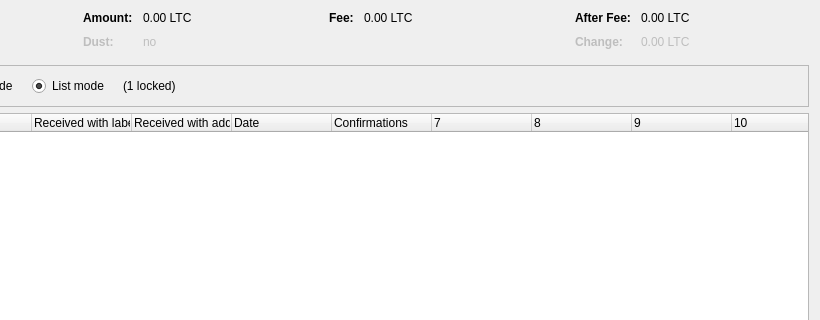
Old version of the form src/qt/forms/coincontroldialog.ui in the repository CptMgm/Stonkscoin; both pictures show x 180 to 1000 and y 0 to 320 of the 1000 by 500 pixel window.
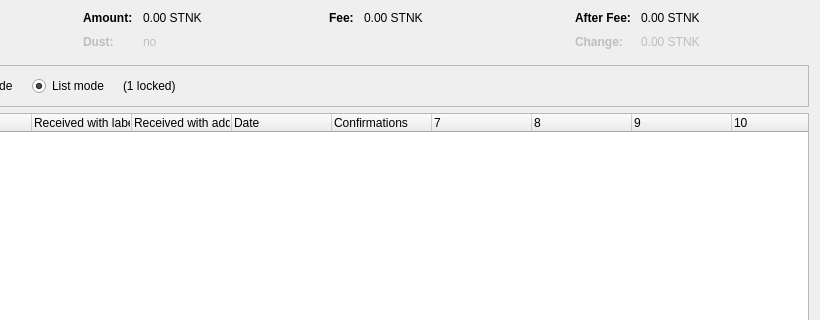
New version of the form. Custom widgets are drawn as their Qt base class.

Diff of the .ui file:
```diff
--- a/src/qt/forms/coincontroldialog.ui
+++ b/src/qt/forms/coincontroldialog.ui
@@ -132,7 +132,7 @@
           <enum>Qt::ActionsContextMenu</enum>
          </property>
          <property name="text">
-          <string notr="true">0.00 LTC</string>
+          <string notr="true">0.00 STNK</string>
          </property>
          <property name="textInteractionFlags">
           <set>Qt::LinksAccessibleByMouse|Qt::TextSelectableByKeyboard|Qt::TextSelectableByMouse</set>
@@ -212,7 +212,7 @@
           <enum>Qt::ActionsContextMenu</enum>
          </property>
          <property name="text">
-          <string notr="true">0.00 LTC</string>
+          <string notr="true">0.00 STNK</string>
          </property>
          <property name="textInteractionFlags">
           <set>Qt::LinksAccessibleByMouse|Qt::TextSelectableByKeyboard|Qt::TextSelectableByMouse</set>
@@ -257,7 +257,7 @@
           <enum>Qt::ActionsContextMenu</enum>
          </property>
          <property name="text">
-          <string notr="true">0.00 LTC</string>
+          <string notr="true">0.00 STNK</string>
          </property>
          <property name="textInteractionFlags">
           <set>Qt::LinksAccessibleByMouse|Qt::TextSelectableByKeyboard|Qt::TextSelectableByMouse</set>
@@ -292,7 +292,7 @@
           <enum>Qt::ActionsContextMenu</enum>
          </property>
          <property name="text">
-          <string notr="true">0.00 LTC</string>
+          <string notr="true">0.00 STNK</string>
          </property>
          <property name="textInteractionFlags">
           <set>Qt::LinksAccessibleByMouse|Qt::TextSelectableByKeyboard|Qt::TextSelectableByMouse</set>
```
